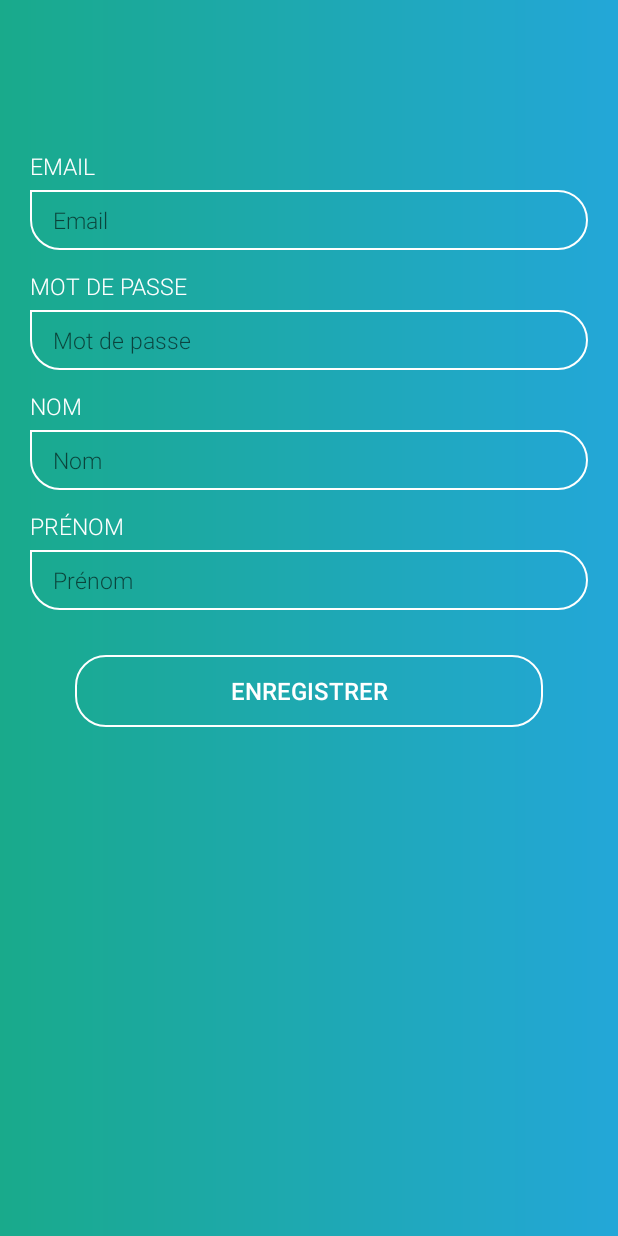
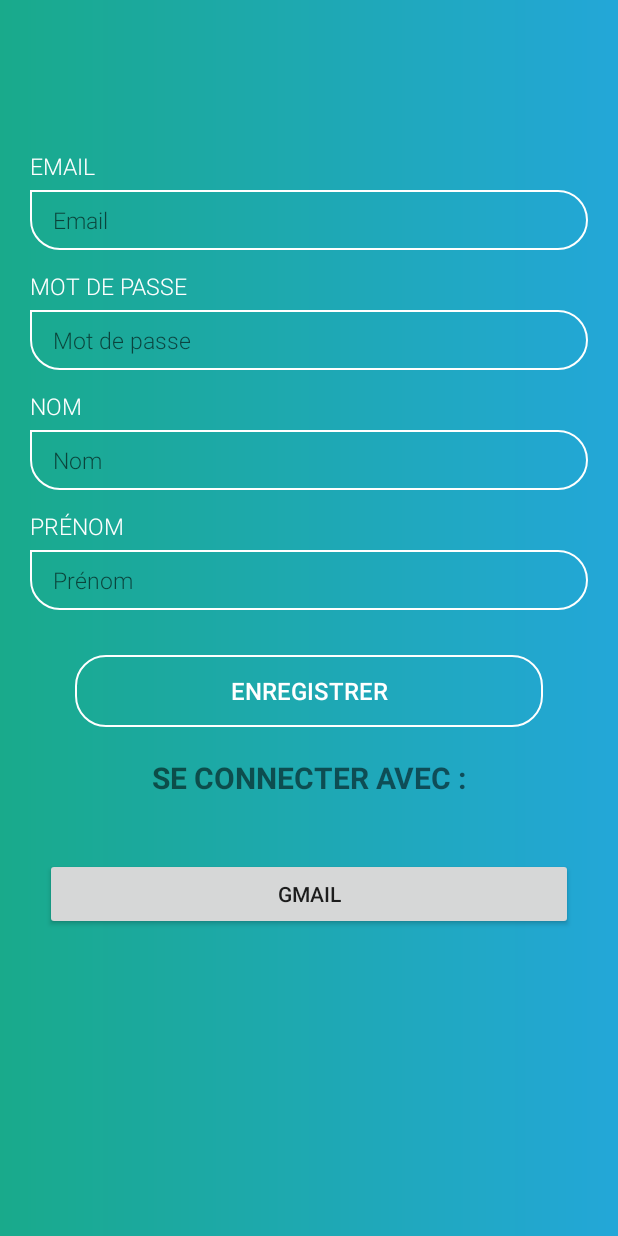
Before and after one commit to NsanVarela/foodApp, an Android app: the RegisterActivity screen opened directly, with no data from a screen before it, on a phone screen of 412 x 824 dp. Run offline under Robolectric (Android 15) with nearby library versions, the phone set to English and light mode, and no system bars; libraries missing offline, so code that uses them is left out: com.github.kittinunf.fuel.

Commit message:
add fragment

```diff
--- a/app/src/main/AndroidManifest.xml
+++ b/app/src/main/AndroidManifest.xml
@@ -7,14 +7,14 @@
     <application
         android:allowBackup="true"
         android:icon="@mipmap/ic_launcher"
-        android:label="@string/app_name"
+        android:label="@string/str_appName"
         android:roundIcon="@mipmap/ic_launcher_round"
         android:supportsRtl="true"
         android:theme="@style/AppTheme"
         android:usesCleartextTraffic="true">
         <activity
             android:name=".activity.SplashScreenActivity"
-            android:label="@string/app_name"
+            android:label="@string/str_appName"
             android:theme="@style/AppTheme.NoActionBar">
             <intent-filter>
                 <action android:name="android.intent.action.MAIN" />
--- /dev/null
+++ b/app/src/main/java/com/projet/nsv/nsvapp/fragment/FirebaseFragment.java
@@ -0,0 +1,36 @@
+package com.projet.nsv.nsvapp.fragment;
+
+import android.os.Bundle;
+import androidx.annotation.NonNull;
+import androidx.annotation.Nullable;
+import androidx.fragment.app.Fragment;
+import android.util.Log;
+import android.view.LayoutInflater;
+import android.view.View;
+import android.view.ViewGroup;
+import android.widget.Button;
+import com.projet.nsv.nsvapp.R;
+
+
+public class FirebaseFragment extends Fragment {
+
+    private Button gmailBtn;
+
+    @Nullable
+    @Override
+    public View onCreateView(@NonNull LayoutInflater inflater, @Nullable ViewGroup container, @Nullable Bundle savedInstanceState) {
+
+        View rootView = inflater.inflate( R.layout.fragment_firebase, container, true );
+
+        gmailBtn = rootView.findViewById( R.id.gmail_signup );
+        gmailBtn.setOnClickListener( gmailBtnListener );
+        return rootView;
+    }
+
+    private View.OnClickListener gmailBtnListener = new View.OnClickListener() {
+        @Override
+        public void onClick(View v) {
+            Log.i("Firebase", gmailBtn.toString());
+        }
+    };
+}
--- a/app/src/main/res/layout/activity_receipe_details.xml
+++ b/app/src/main/res/layout/activity_receipe_details.xml
@@ -218,7 +218,7 @@
                 android:layout_marginEnd="0dp"
                 android:layout_marginBottom="0dp"
                 android:layout_toEndOf="@+id/icon_calories"
-                android:text="@string/calories_title"
+                android:text="@string/str_caloriesTitle"
                 android:textSize="16sp"
                 android:textStyle="bold" />
             <TextView
@@ -259,7 +259,7 @@
                     android:layout_width="match_parent"
                     android:layout_height="wrap_content"
                     android:padding="10dp"
-                    android:text="@string/ingredients_title"
+                    android:text="@string/str_ingredientsTitle"
                     android:textStyle="bold" />
 
                 <TextView
@@ -282,7 +282,7 @@
                     android:layout_marginTop="0dp"
                     android:layout_marginEnd="0dp"
                     android:padding="10dp"
-                    android:text="@string/instructions_title"
+                    android:text="@string/str_instructionsTitle"
                     android:textStyle="bold" />
 
                 <TextView
--- a/app/src/main/res/layout/activity_register.xml
+++ b/app/src/main/res/layout/activity_register.xml
@@ -26,7 +26,7 @@
                 android:layout_width="wrap_content"
                 android:layout_height="wrap_content"
                 android:fontFamily="sans-serif-light"
-                android:text="@string/username_tv"
+                android:text="@string/tv_email"
                 android:textAllCaps="true"
                 android:textColor="@color/white"
                 android:textSize="@dimen/text_size" />
@@ -38,7 +38,7 @@
                 android:autofillHints=""
                 android:background="@drawable/et_bg"
                 android:fontFamily="sans-serif-light"
-                android:hint="@string/username_hint_input"
+                android:hint="@string/input_hint_email"
                 android:inputType="textEmailAddress"
                 android:paddingLeft="15dp"
                 android:paddingRight="15dp"
@@ -57,7 +57,7 @@
                 android:layout_width="wrap_content"
                 android:layout_height="wrap_content"
                 android:fontFamily="sans-serif-light"
-                android:text="@string/password_tv"
+                android:text="@string/tv_password"
                 android:textAllCaps="true"
                 android:textColor="@color/white"
                 android:textSize="@dimen/text_size" />
@@ -68,7 +68,7 @@
                 android:layout_marginTop="5dp"
                 android:background="@drawable/et_bg"
                 android:fontFamily="sans-serif-light"
-                android:hint="@string/password_hint_input"
+                android:hint="@string/input_hint_password"
                 android:importantForAutofill="no"
                 android:inputType="textPassword"
                 android:paddingLeft="15dp"
@@ -88,7 +88,7 @@
                 android:layout_width="wrap_content"
                 android:layout_height="wrap_content"
                 android:fontFamily="sans-serif-light"
-                android:text="@string/lastname_tv"
+                android:text="@string/tv_lastName"
                 android:textAllCaps="true"
                 android:textColor="@color/white"
                 android:textSize="@dimen/text_size" />
@@ -100,7 +100,7 @@
                 android:layout_marginTop="5dp"
                 android:background="@drawable/et_bg"
                 android:fontFamily="sans-serif-light"
-                android:hint="@string/lastname_hint_input"
+                android:hint="@string/input_hint_lastName"
                 android:importantForAutofill="no"
                 android:inputType="textPersonName"
                 android:paddingLeft="15dp"
@@ -112,6 +112,7 @@
 
         <!-- FIRSTNAME -->
         <LinearLayout
+            android:id="@+id/ll_register"
             android:layout_width="match_parent"
             android:layout_height="wrap_content"
             android:layout_marginTop="260dp"
@@ -120,7 +121,7 @@
                 android:layout_width="wrap_content"
                 android:layout_height="wrap_content"
                 android:fontFamily="sans-serif-light"
-                android:text="@string/firstname_tv"
+                android:text="@string/tv_firstName"
                 android:textAllCaps="true"
                 android:textColor="@color/white"
                 android:textSize="@dimen/text_size" />
@@ -131,7 +132,7 @@
                 android:layout_marginTop="5dp"
                 android:background="@drawable/et_bg"
                 android:fontFamily="sans-serif-light"
-                android:hint="@string/firstname_hint_input"
+                android:hint="@string/input_hint_firstName"
                 android:importantForAutofill="no"
                 android:inputType="textPersonName"
                 android:paddingLeft="15dp"
@@ -153,13 +154,24 @@
                 android:fontFamily="sans-serif-medium"
                 android:paddingLeft="70dp"
                 android:paddingRight="70dp"
-                android:text="@string/signup_user_button"
+                android:text="@string/str_saveRegistrationBtn"
                 android:textAllCaps="true"
                 android:textColor="@color/white"
                 android:textSize="@dimen/button_text_size" />
         </LinearLayout>
 
-
+        <fragment
+            android:id="@+id/fragment"
+            android:name="com.projet.nsv.nsvapp.fragment.FirebaseFragment"
+            android:layout_width="match_parent"
+            android:layout_height="wrap_content"
+            android:layout_below="@+id/ll_register"
+            android:layout_alignParentStart="true"
+            android:layout_alignParentEnd="true"
+            android:layout_marginTop="20dp"
+            android:layout_marginStart="0dp"
+            android:layout_marginEnd="0dp"
+            tools:layout="@layout/fragment_firebase"/>
 
 
     </RelativeLayout>
--- /dev/null
+++ b/app/src/main/res/layout/fragment_firebase.xml
@@ -0,0 +1,31 @@
+<?xml version="1.0" encoding="utf-8"?>
+<RelativeLayout xmlns:android="http://schemas.android.com/apk/res/android"
+    xmlns:tools="http://schemas.android.com/tools"
+    android:layout_width="match_parent"
+    android:layout_height="match_parent"
+    tools:context=".fragment.FirebaseFragment">
+
+    <TextView
+        android:id="@+id/tv_fragment_title"
+        android:layout_width="match_parent"
+        android:layout_height="wrap_content"
+        android:text="@string/str_fragmentTitle"
+        android:textAllCaps="true"
+        android:textStyle="bold"
+        android:textAlignment="center"
+        android:textSize="20sp"/>
+
+    <Button
+        android:id="@+id/gmail_signup"
+        android:layout_width="match_parent"
+        android:layout_height="wrap_content"
+        android:layout_below="@+id/tv_fragment_title"
+        android:layout_alignParentStart="true"
+        android:layout_alignParentEnd="true"
+        android:layout_marginStart="10dp"
+        android:layout_marginTop="40dp"
+        android:layout_marginEnd="10dp"
+        android:text="@string/str_gmailBtn" />
+
+
+</RelativeLayout>
--- a/app/src/main/res/values/strings.xml
+++ b/app/src/main/res/values/strings.xml
@@ -1,37 +1,34 @@
 <resources>
-    <string name="app_name">NSV App</string>
-    <string name="navigation_drawer_open">Open navigation drawer</string>
-    <string name="navigation_drawer_close">Close navigation drawer</string>
-    <string name="edit_message">Enter a message</string>
-    <string name="button_send">Send</string>
-    <string name="hint_edit_text">Ecrivez un message</string>
+    <string name="str_appName">FOOD APP</string>
+    <string name="str_editMessage">Enter a message</string>
+    <string name="str_sendBtn">Send</string>
+    <string name="input_hint_editMessage">Ecrivez un message</string>
 
-    <string name="username_hint_input">Email</string>
-    <string name="password_hint_input">Mot de passe</string>
-    <string name="firstname_hint_input">Prénom</string>
-    <string name="lastname_hint_input">Nom</string>
+    <string name="input_hint_email">Email</string>
+    <string name="input_hint_password">Mot de passe</string>
+    <string name="input_hint_firstName">Prénom</string>
+    <string name="input_hint_lastName">Nom</string>
 
-    <string name="username_tv">Email</string>
-    <string name="password_tv">Mot de passe</string>
-    <string name="firstname_tv">Prénom</string>
-    <string name="lastname_tv">Nom</string>
+    <string name="tv_email">Email</string>
+    <string name="tv_password">Mot de passe</string>
+    <string name="tv_firstName">Prénom</string>
+    <string name="tv_lastName">Nom</string>
 
+    <string name="str_registerBtn">Créer un compte</string>
+    <string name="str_signinBtn">Connexion</string>
+    <string name="str_saveUserInfoBtn">Sauvegarder mes infos</string>
+    <string name="str_displayUserDataBtn">Afficher mes infos</string>
+    <string name="str_displayUserData" />
+    <string name="str_saveRegistrationBtn">Enregistrer</string>
 
-    <string name="displayed_data_user" />
+    <string name="str_signinTitle">Connexion</string>
+    <string name="str_logo">TODO</string>
 
-    <string name="login_button">Créer un compte</string>
-    <string name="signin_button">Connexion</string>
-    <string name="save_user_info_button">Sauvegarder mes infos</string>
-    <string name="display_user_data_button">Afficher mes infos</string>
-    <string name="signup_user_button">Enregistrer</string>
+    <string name="str_ingredientsTitle">Ingredients</string>
+    <string name="str_instructionsTitle">Instructions</string>
+    <string name="str_caloriesTitle">Calories</string>
 
-    <string name="signin_title">Connexion</string>
-    <string name="logo">TODO</string>
-
-    <!-- TODO: Remove or change this placeholder text -->
-    <string name="ingredients_title">Ingredients</string>
-    <string name="instructions_title">Instructions</string>
-    <string name="calories_title">Calories</string>
-
+    <string name="str_fragmentTitle">Se connecter avec :</string>
+    <string name="str_gmailBtn">gmail</string>
 
 </resources>
```
Also changed, not shown: app/src/main/res/layout/activity_splash_screen.xml (+11 -11 lines).
